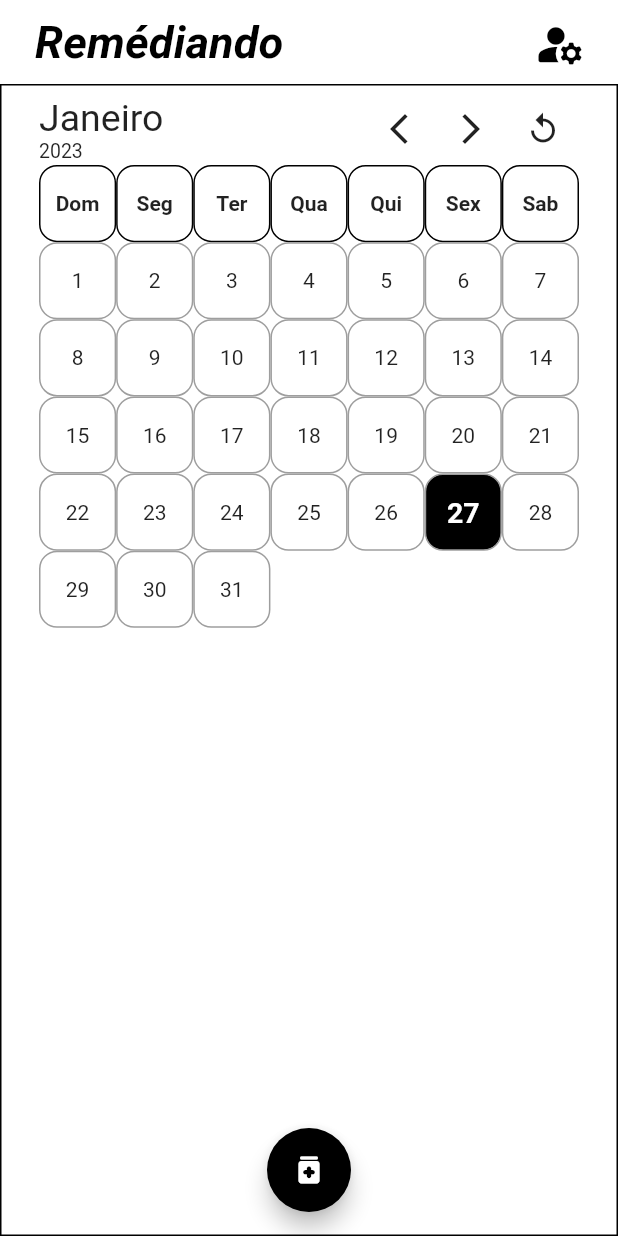
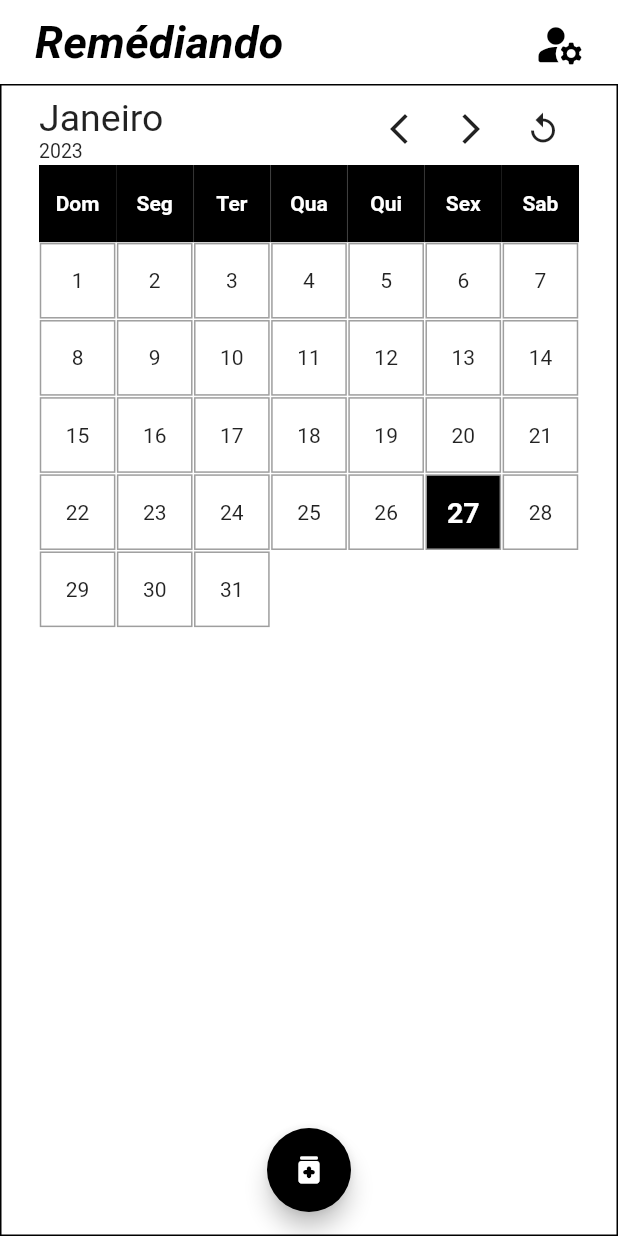
Before and after one commit to Patrickalvares/app_medicine_scheduler, a Flutter app: the screen it shows after launch, on a phone screen of 412 x 824 dp. Run offline on Flutter 3.47's test engine with Material 2 defaults, Android fonts, the phone set to English and light mode, and no system bars; our stand-ins replace table_calendar.

Commit message:
calendar decoration

```diff
--- a/lib/components/calendar.dart
+++ b/lib/components/calendar.dart
@@ -18,11 +18,13 @@ class _MounthCalendarState extends State<MounthCalendar> {
     Widget weekDaysNameHeader(String weekDayName) {
       return Container(
           decoration: BoxDecoration(
+            color: Colors.black,
             border: Border.all(color: Colors.black),
-              borderRadius: BorderRadius.circular(12)),
+          ),
           child: Center(
               child: Text(weekDayName,
-                  style: const TextStyle(fontWeight: FontWeight.bold))));
+                  style: const TextStyle(
+                      fontWeight: FontWeight.bold, color: Colors.white))));
     }
 
     List<Widget> days = [
@@ -53,11 +55,13 @@ class _MounthCalendarState extends State<MounthCalendar> {
         if (plusOneDay(i) == DateTime.now().day.toString() &&
             dateTime.month == DateTime.now().month &&
             dateTime.year == DateTime.now().year) {
-          days.add(Container(
+          days.add(Padding(
+            padding: const EdgeInsets.all(0.5),
+            child: Container(
                 decoration: BoxDecoration(
                   color: Colors.black,
                   border: Border.all(color: Colors.grey),
-                  borderRadius: BorderRadius.circular(12)),
+                ),
                 child: Center(
                     child: Text(
                   plusOneDay(i),
@@ -65,14 +69,18 @@ class _MounthCalendarState extends State<MounthCalendar> {
                       fontWeight: FontWeight.bold,
                       fontSize: 19,
                       color: Colors.white),
-              ))));
+                ))),
+          ));
           i++;
         } else {
-          days.add(Container(
+          days.add(Padding(
+            padding: const EdgeInsets.all(0.5),
+            child: Container(
                 decoration: BoxDecoration(
                   border: Border.all(color: Colors.grey),
-                  borderRadius: BorderRadius.circular(12)),
-              child: Center(child: Text(plusOneDay(i)))));
+                ),
+                child: Center(child: Text(plusOneDay(i)))),
+          ));
           i++;
         }
       } while (int.parse(plusOneDay(i)) > 1);
```
Lines whose indentation alone changed are shown as unchanged.
